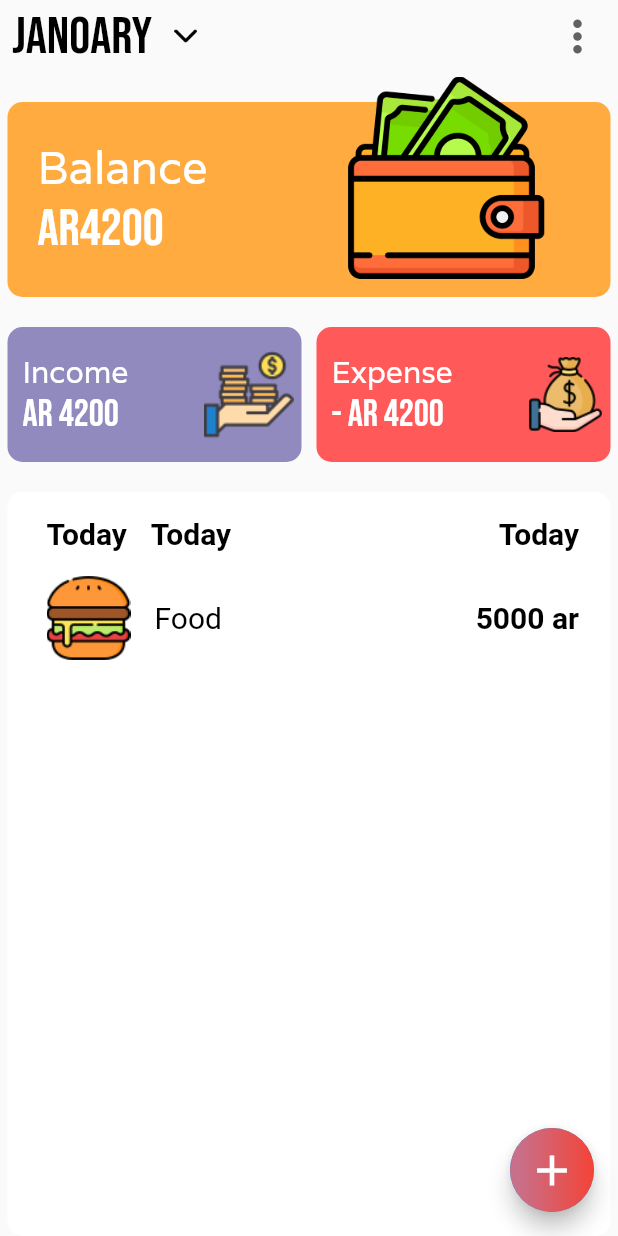
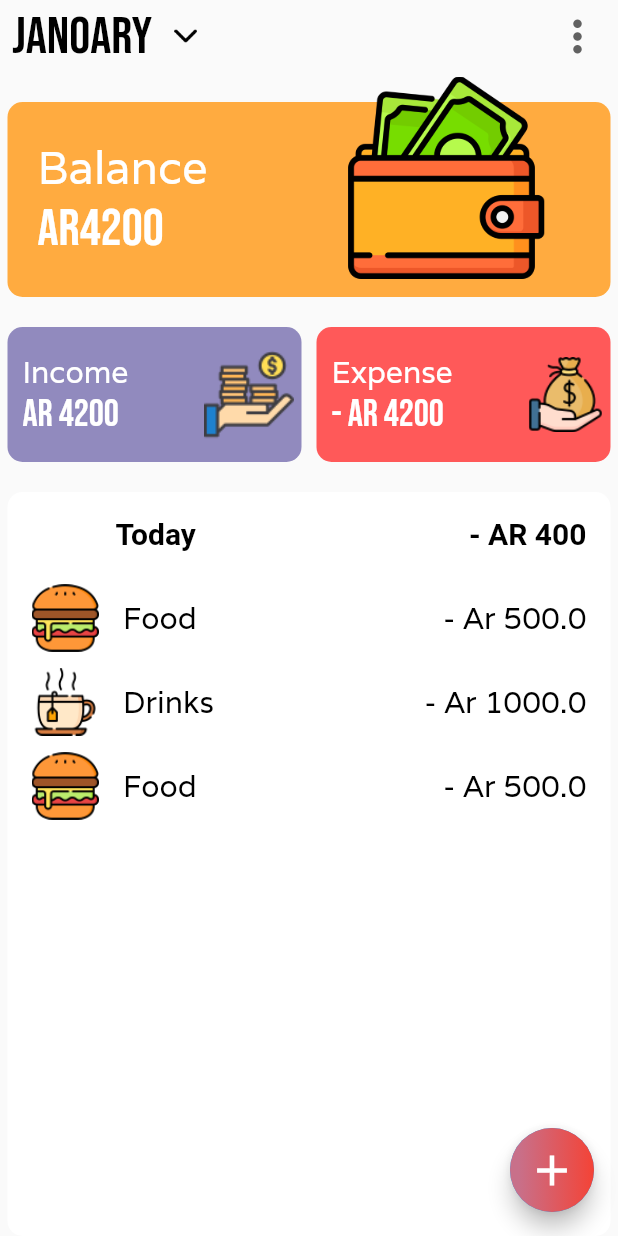
Before and after one commit to Andriambahoaka/Fandaniana, a Flutter app: the screen it shows after launch, on a phone screen of 412 x 824 dp. Run offline on Flutter 3.47's test engine with Material 2 defaults, Android fonts, the phone set to English and light mode, and no system bars.

Commit message:
List object

```diff
--- /dev/null
+++ b/lib/models/expense.dart
@@ -0,0 +1,9 @@
+import 'package:flutter/cupertino.dart';
+
+class Expense {
+  Expense(this.type, this.price, this.imageName);
+
+  final String type;
+  final String imageName;
+  final double price;
+}
--- /dev/null
+++ b/lib/models/expense_detail.dart
@@ -0,0 +1,7 @@
+class ExpenseDetail {
+  ExpenseDetail(this.time, this.unitPrice, this.amount);
+
+  final DateTime time;
+  final double unitPrice;
+  final int amount;
+}
--- /dev/null
+++ b/lib/models/expense_summary.dart
@@ -0,0 +1,6 @@
+class ExpenseSummary {
+  ExpenseSummary(this.date, this.total);
+
+  final DateTime date;
+  final double total;
+}
--- a/lib/screens/expenses.dart
+++ b/lib/screens/expenses.dart
@@ -1,3 +1,4 @@
+import 'package:fandaniana/widgets/expense_tile.dart';
 import 'package:flutter/cupertino.dart';
 import 'package:flutter/material.dart';
 
@@ -193,14 +194,14 @@ class Expense extends StatelessWidget {
           ),
           Expanded(
             child: ReusableCard(
-              padding: EdgeInsets.only(left: 10, right: 5),
+              padding: EdgeInsets.all(0),
               height: 30.0,
               colour: Colors.white,
               cardChild: Column(
                 children: [
                   ListTile(
                     leading: Text(
-                      'Today',
+                      '',
                       style: TextStyle(
                           color: Colors.black,
                           fontWeight: FontWeight.bold,
@@ -214,29 +215,16 @@ class Expense extends StatelessWidget {
                           fontSize: 20.0),
                     ),
                     trailing: Text(
-                      'Today',
+                      '- AR 400',
                       style: TextStyle(
                           color: Colors.black,
                           fontWeight: FontWeight.bold,
                           fontSize: 20.0),
                     ),
                   ),
-                  ListTile(
-                    leading: Image.asset(
-                      "images/hamburger.png",
-                    ),
-                    title: Text(
-                      'Food',
-                      style: TextStyle(color: Colors.black, fontSize: 20.0),
-                    ),
-                    trailing: Text(
-                      '5000 ar',
-                      style: TextStyle(
-                          color: Colors.black,
-                          fontWeight: FontWeight.bold,
-                          fontSize: 20.0),
-                    ),
-                  ),
+                  ExpenseTile('Food', 'hamburger', 500.0),
+                  ExpenseTile('Drinks', 'drinks', 1000.0),
+                  ExpenseTile('Food', 'hamburger', 500.0),
                 ],
               ),
             ),
--- /dev/null
+++ b/lib/widgets/expense_tile.dart
@@ -0,0 +1,34 @@
+import 'package:flutter/cupertino.dart';
+import 'package:flutter/material.dart';
+
+import '../utilities/constants.dart';
+
+class ExpenseTile extends StatelessWidget {
+  ExpenseTile(this.type, this.image, this.price);
+
+  final String type;
+  final String image;
+  final double price;
+
+  @override
+  Widget build(BuildContext context) {
+    return ListTile(
+      leading: Image.asset(
+        "images/$image.png",
+        height: 45,
+      ),
+      title: Text(
+        type,
+        style: kLabelTextStyle.copyWith(
+          color: Colors.black,
+        ),
+      ),
+      trailing: Text(
+        '- Ar $price',
+        style: kLabelTextStyle.copyWith(
+          color: Colors.black,
+        ),
+      ),
+    );
+  }
+}
```
Also changed, not shown: images/car.png (added), images/drinks.png (added), images/gift.png (added), images/house.png (added), images/other (1).png (added), images/other.png (added), images/shirt.png (added), images/smartphone.png (added), lib/widgets/summary_tile.dart (added).
